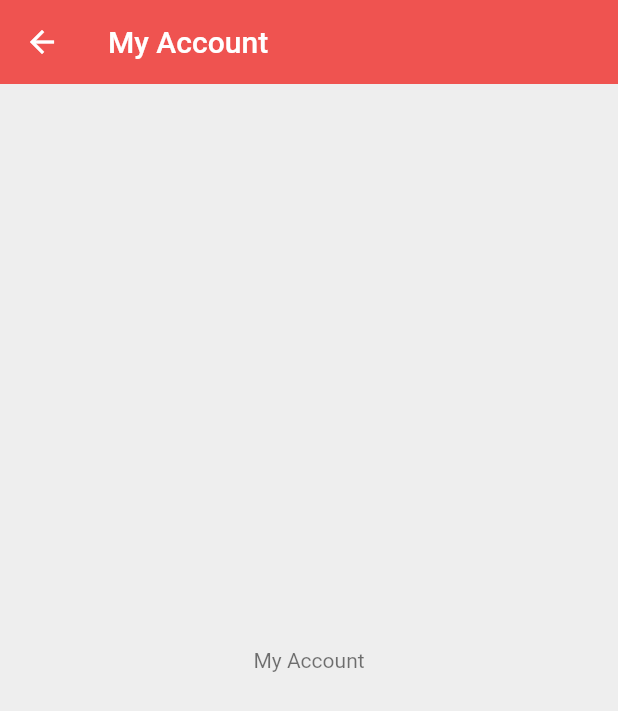
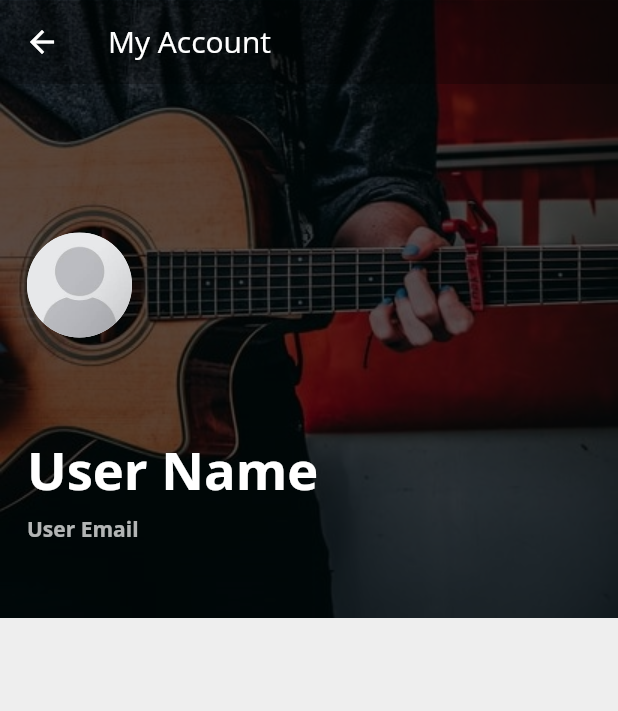
Before and after one commit to Aaron-CR/eShop-Flutter, a Flutter app: the AccountView screen opened directly, on a phone screen of 412 x 824 dp. Shown: the top 711 px of the screen. Run offline on Flutter 3.47's test engine with Material 2 defaults, Android fonts, the phone set to English and light mode, and no system bars; our stand-ins replace cloud_firestore, firebase_auth, get_it, google_fonts, provider_architecture; accounts and stored records are empty.

Commit message:
theme refactor

```diff
--- a/lib/main.dart
+++ b/lib/main.dart
@@ -5,7 +5,7 @@ import 'package:eshop/core/managers/dialog_manager.dart';
 import 'package:eshop/core/services/navigation_service.dart';
 import 'package:eshop/core/services/dialog_service.dart';
 import 'package:eshop/views/startup/startup_view.dart';
-import 'package:eshop/theme/theme-data.dart';
+import 'package:eshop/theme/theme.dart';
 import 'package:eshop/router.dart';
 
 void main() {
@@ -31,7 +31,7 @@ class MyApp extends StatelessWidget {
             builder: (context) => DialogManager(child: child)),
       ),
       navigatorKey: locator<NavigationService>().navigationKey,
-      theme: themeData(),
+      theme: themeData,
       home: StartUpView(),
       onGenerateRoute: generateRoute,
     );
--- a/lib/shared/ui_helpers.dart
+++ b/lib/shared/ui_helpers.dart
@@ -33,7 +33,7 @@ bool isPortrait(BuildContext context) =>
     orientation(context) == Orientation.portrait;
 
 double screenHeightFraction(BuildContext context,
-        {int dividedBy = 1, double offsetBy = 0}) =>
+        {double dividedBy = 1, double offsetBy = 0}) =>
     (screenHeight(context) - offsetBy) / dividedBy;
 
 double screenWidthFraction(BuildContext context,
--- /dev/null
+++ b/lib/theme/theme.dart
@@ -0,0 +1,96 @@
+import 'package:eshop/shared/app_colors.dart';
+import 'package:flutter/material.dart';
+import 'package:google_fonts/google_fonts.dart';
+
+// TODO: Reorganize and refactor Theme
+// TODO: add final to all fields
+
+TextTheme textTheme = TextTheme(
+  display4: GoogleFonts.openSans(
+    fontSize: 98,
+  ),
+  display3: GoogleFonts.openSans(
+    fontSize: 61,
+  ),
+  display2: GoogleFonts.openSans(
+    fontSize: 49,
+  ),
+  display1: GoogleFonts.openSans(
+    fontSize: 35,
+  ),
+  headline: GoogleFonts.openSans(
+    fontSize: 24,
+  ),
+  title: GoogleFonts.openSans(
+    fontSize: 20,
+  ),
+  subhead: GoogleFonts.openSans(
+    fontSize: 16,
+  ),
+  body2: GoogleFonts.openSans(
+    fontSize: 17,
+  ),
+  body1: GoogleFonts.openSans(
+    fontSize: 15,
+  ),
+  caption: GoogleFonts.openSans(
+    fontSize: 13,
+  ),
+  button: GoogleFonts.openSans(
+    fontSize: 15,
+  ),
+  subtitle: GoogleFonts.openSans(
+    fontSize: 14,
+  ),
+  overline: GoogleFonts.openSans(
+    fontSize: 11,
+  ),
+).apply(
+  bodyColor: Colors.black54,
+  displayColor: Colors.black54,
+);
+
+ColorScheme colorScheme = ColorScheme(
+  primary: const Color(0xFFE84444),
+  primaryVariant: const Color(0xFFAF001C),
+  secondary: const Color(0xFFFFCA28),
+  secondaryVariant: const Color(0xFFC79A00),
+  surface: Colors.white,
+  background: Colors.grey[200],
+  error: Colors.red,
+  onPrimary: Colors.white,
+  onSecondary: Colors.black,
+  onSurface: Colors.black,
+  onBackground: Colors.black,
+  onError: Colors.white,
+  brightness: Brightness.light,
+);
+
+ThemeData themeData = ThemeData(
+  colorScheme: colorScheme,
+  primaryColor: colorScheme.primary,
+  accentColor: colorScheme.secondary,
+  backgroundColor: colorScheme.background,
+  scaffoldBackgroundColor: colorScheme.background,
+  //primarySwatch: Colors.red,
+  appBarTheme: AppBarTheme(
+    elevation: 0.0,
+    textTheme: textTheme.apply(bodyColor: Colors.white),
+  ),
+  floatingActionButtonTheme: FloatingActionButtonThemeData(
+    foregroundColor: Colors.white,
+    backgroundColor: colorScheme.primary,
+  ),
+  buttonTheme: ButtonThemeData(
+    minWidth: 200.0,
+    height: 50.0,
+    padding: EdgeInsets.all(18.0),
+    textTheme: ButtonTextTheme.primary,
+    shape: RoundedRectangleBorder(
+      borderRadius: BorderRadius.circular(30.0),
+    ),
+  ),
+  textTheme: textTheme,
+  primaryTextTheme: textTheme,
+  accentTextTheme: textTheme,
+);
--- a/lib/views/account/account_view.dart
+++ b/lib/views/account/account_view.dart
@@ -1,3 +1,7 @@
+import 'package:eshop/shared/shared_styles.dart';
+import 'package:eshop/shared/ui_helpers.dart';
+import 'package:eshop/theme/theme.dart';
+import 'package:eshop/widgets/background.dart';
 import 'package:flutter/material.dart';
 
 class AccountView extends StatelessWidget {
@@ -6,15 +10,58 @@ class AccountView extends StatelessWidget {
   @override
   Widget build(BuildContext context) {
     return Scaffold(
+      extendBodyBehindAppBar: true,
       appBar: AppBar(
+        backgroundColor: Colors.transparent,
+        elevation: 0.1,
         title: Text(
           'My Account',
         ),
       ),
       body: Container(
-        child: Center(
-          child: Container(
-            child: Text('My Account'),
+        child: Container(
+          color: Colors.red,
+          height: screenHeightFraction(context, dividedBy: 2),
+          child: Stack(
+            children: <Widget>[
+              Background(),
+              Padding(
+                padding: EdgeInsets.all(18.0),
+                child: Column(
+                  mainAxisAlignment: MainAxisAlignment.spaceAround,
+                  crossAxisAlignment: CrossAxisAlignment.start,
+                  children: <Widget>[
+                    verticalSpaceLarge,
+                    CircleAvatar(
+                      radius: 35.0,
+                      backgroundImage:
+                          AssetImage('assets/images/user/user-thumb.jpg'),
+                      backgroundColor: Colors.grey[50],
+                    ),
+                    Column(
+                      crossAxisAlignment: CrossAxisAlignment.start,
+                      children: <Widget>[
+                        Text(
+                          'User Name',
+                          style: textTheme.display1.copyWith(
+                            color: Colors.white,
+                            fontWeight: FontWeight.bold,
+                          ),
+                        ),
+                        verticalSpaceTiny,
+                        Text(
+                          'User Email',
+                          style: textTheme.subtitle.copyWith(
+                            color: Colors.white70,
+                            fontWeight: FontWeight.bold,
+                          ),
+                        ),
+                      ],
+                    )
+                  ],
+                ),
+              ),
+            ],
           ),
         ),
       ),
--- a/lib/views/deals/deals_view.dart
+++ b/lib/views/deals/deals_view.dart
@@ -11,12 +11,11 @@ class DealsView extends StatelessWidget {
           'Deals',
         ),
       ),
-      body: Container(
-          child: Center(
+      body: Center(
         child: Container(
           child: Text('Deals'),
         ),
-      )),
+      ),
     );
   }
 }
--- a/lib/views/product_details/product_details_view.dart
+++ b/lib/views/product_details/product_details_view.dart
@@ -21,10 +21,9 @@ class _ProductDetailsViewState extends State<ProductDetailsView> {
   Widget build(BuildContext context) {
     return Scaffold(
       appBar: AppBar(
-        title: Text('Product Details'),
+        title: Text('Product'),
         actions: <Widget>[
           IconButton(
-            iconSize: 35,
             icon: Icon(Icons.delete_forever),
             onPressed: () {},
           ),
--- a/lib/views/product_form/product_form_view.dart
+++ b/lib/views/product_form/product_form_view.dart
@@ -21,6 +21,11 @@ class ProductFormView extends StatelessWidget {
         model.setEdittingPost(edittingProduct);
       },
       builder: (context, model, child) => Scaffold(
+          appBar: AppBar(
+            title: Text(
+              'Create an Product',
+            ),
+          ),
           floatingActionButton: FloatingActionButton(
             child: !model.busy
                 ? Icon(Icons.add)
--- a/pubspec.yaml
+++ b/pubspec.yaml
@@ -51,8 +51,8 @@ dependencies:
   url_launcher: ^5.4.1
   #
   flutter_staggered_grid_view: ^0.3.0
-  # REMOVE LATTER
-  english_words: ^3.1.5
+  #
+  google_fonts: ^0.3.5
 
 dev_dependencies:
   flutter_launcher_icons: ^0.7.4
```
Also changed, not shown: lib/theme/theme-data.dart (deleted, +0 -30 lines), lib/views/product_list/product_list_view.dart (+27 -5 lines), pubspec.lock.
